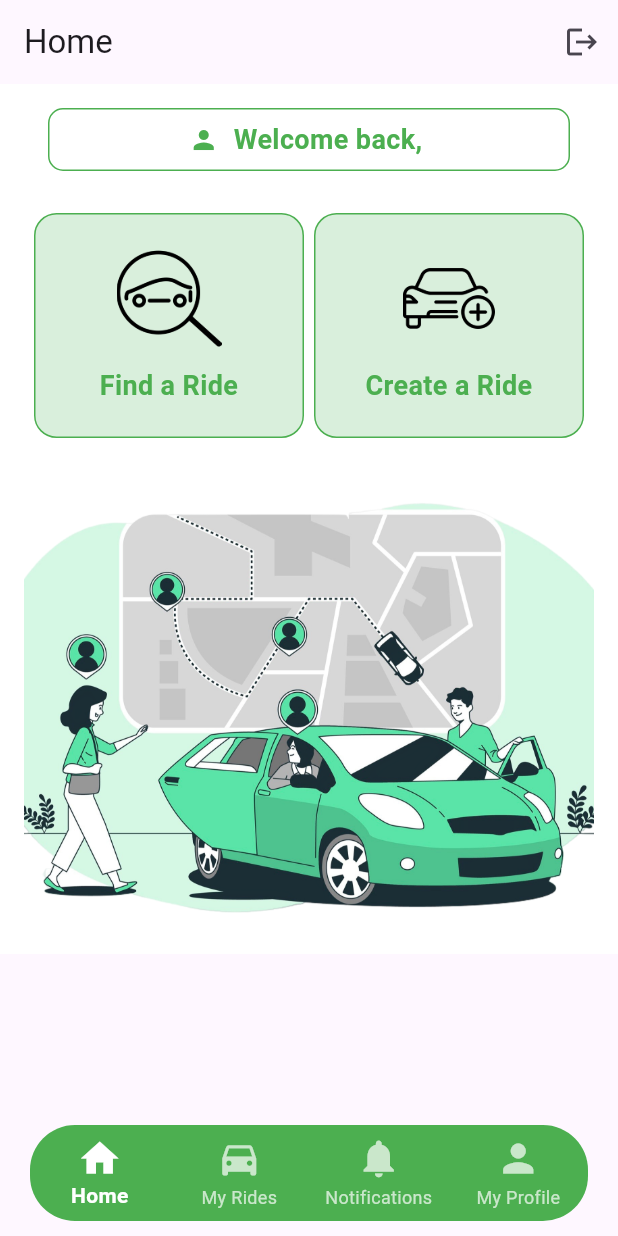
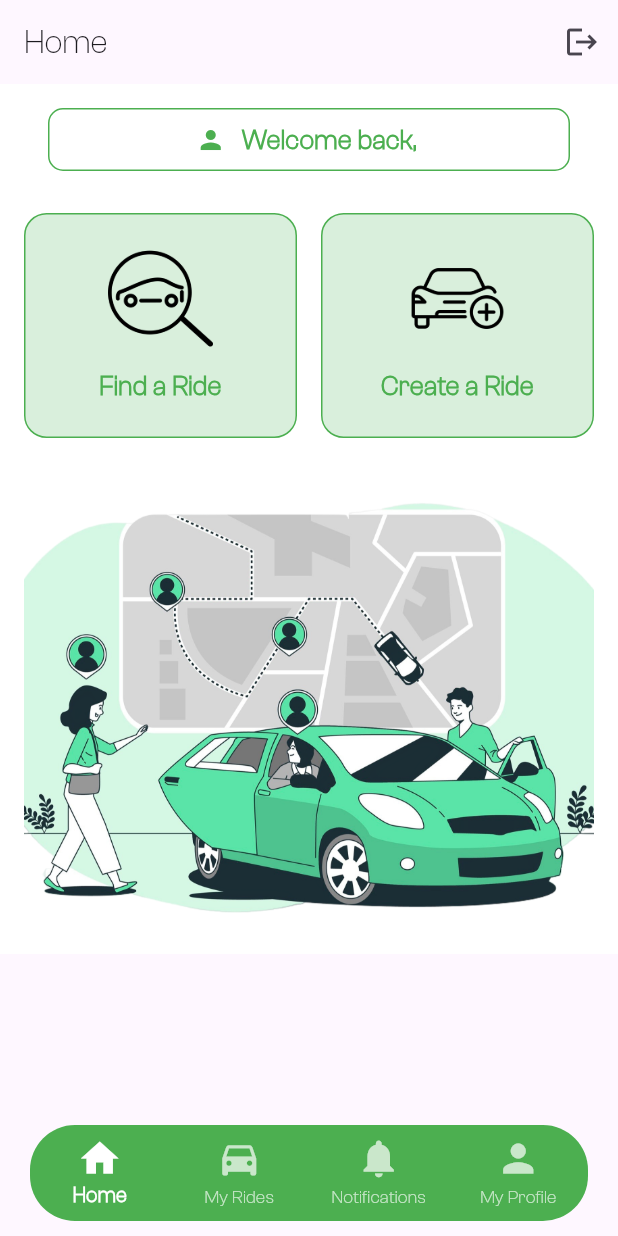
Before and after one commit to benbaruch1/carpool, a Flutter app: the screen it shows once a user with an empty profile is signed in, on a phone screen of 412 x 824 dp. Run offline on Flutter 3.47's test engine with Material 3 defaults, Android fonts, the phone set to English and light mode, and no system bars; our stand-ins replace cloud_firestore, firebase_auth, firebase_core, flutter_map, flutter_spinkit, geocoding and 1 more; accounts and stored records are empty; generated files the repository leaves out were written again.

Commit message:
new font and space between buttons in homepage

```diff
--- a/carpool_app/lib/main.dart
+++ b/carpool_app/lib/main.dart
@@ -26,6 +26,7 @@ class MyApp extends StatelessWidget {
         title: 'Carpool',
         theme: ThemeData(
           primarySwatch: Colors.blue,
+          fontFamily: 'Clash Grotesk Light',
         ),
         initialRoute: '/home',
         routes: {
--- a/carpool_app/lib/views/home_page.dart
+++ b/carpool_app/lib/views/home_page.dart
@@ -112,7 +112,8 @@ class _HomePageState extends State<HomePage> {
                 Row(
                   mainAxisAlignment: MainAxisAlignment.spaceEvenly,
                   children: [
-                    _buildSquareButton(
+                    Expanded(
+                      child: _buildSquareButton(
                         context,
                         label: 'Find a Ride',
                         iconAsset: 'assets/search.png',
@@ -124,7 +125,10 @@ class _HomePageState extends State<HomePage> {
                           );
                         },
                       ),
-                    _buildSquareButton(
+                    ),
+                    SizedBox(width: 16),
+                    Expanded(
+                      child: _buildSquareButton(
                         context,
                         label: 'Create a Ride',
                         iconAsset: 'assets/create.png',
@@ -135,6 +139,7 @@ class _HomePageState extends State<HomePage> {
                                 builder: (context) => CreateRidePage()),
                           );
                         },
+                      ),
                     ),
                   ],
                 ),
--- a/carpool_app/pubspec.yaml
+++ b/carpool_app/pubspec.yaml
@@ -103,3 +103,7 @@ flutter:
   #
   # For details regarding fonts from package dependencies,
   # see https://flutter.dev/custom-fonts/#from-packages
+  fonts:
+    - family: Clash Grotesk Light
+      fonts:
+        - asset: assets/fonts/ClashGrotesk-Light.ttf
```
Also changed, not shown: carpool_app/assets/fonts/ClashGrotesk-Extralight.ttf (added), carpool_app/assets/fonts/ClashGrotesk-Light.ttf (added), carpool_app/pubspec.lock. Lines whose indentation alone changed are shown as unchanged.
